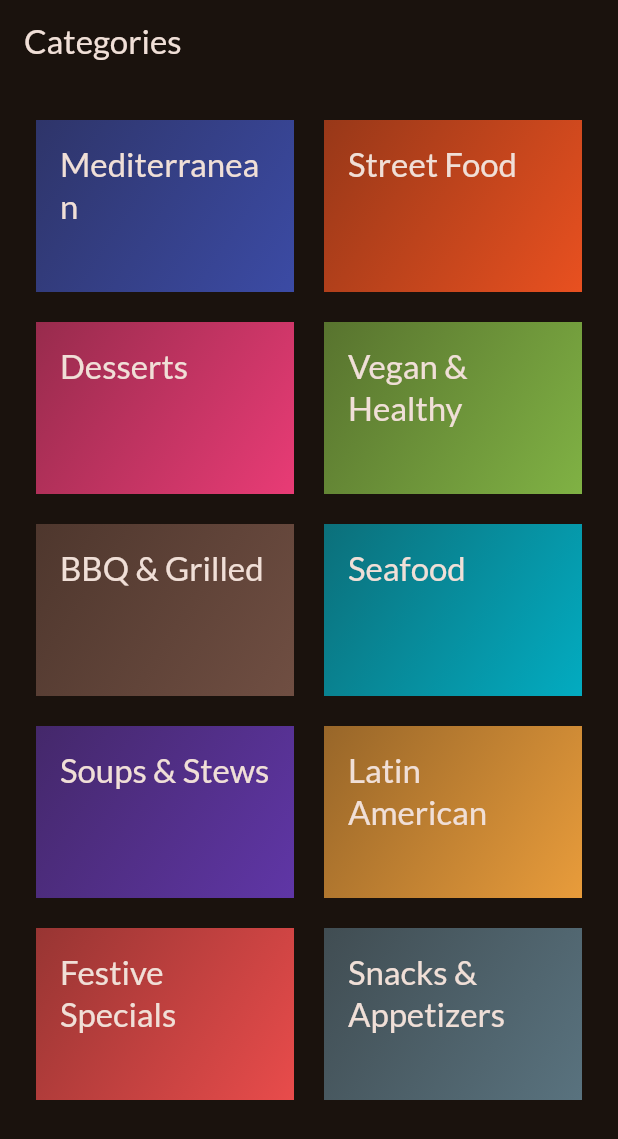
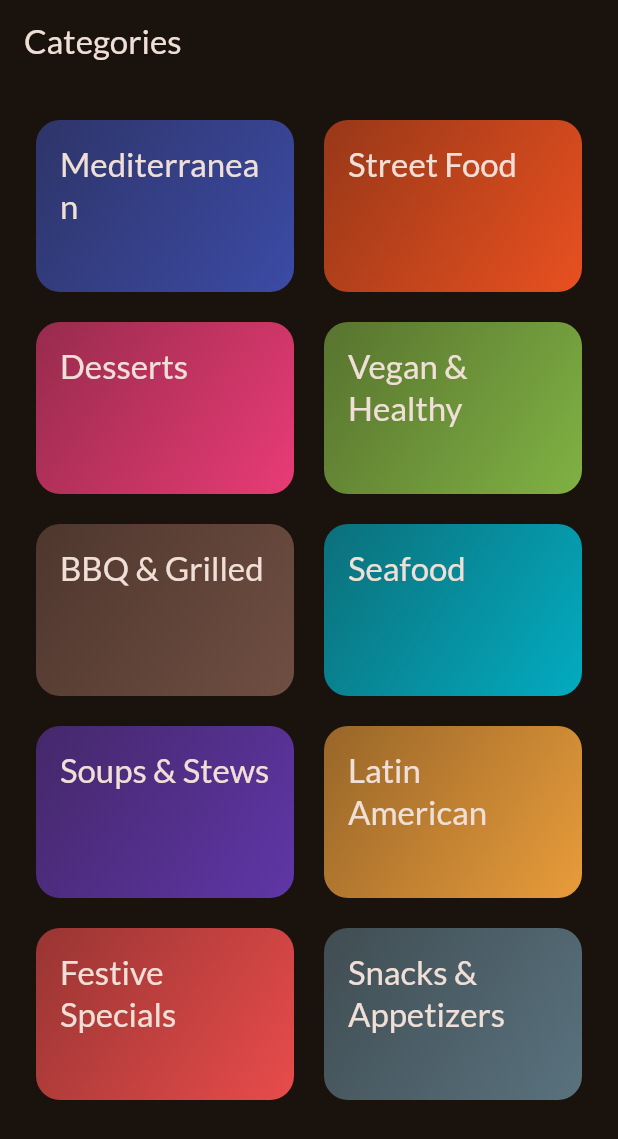
Before and after one commit to dmakarau/meals_app_flutter, a Flutter app: the screen it shows after launch, on a phone screen of 412 x 824 dp. Shown: the top 1139 px of the screen. Run offline on Flutter 3.47's test engine with Material 3 defaults, Android fonts, the phone set to English and light mode, and no system bars; our stand-ins replace google_fonts.

Commit message:
Implemented tapping gesters and animation on tap

```diff
--- a/lib/widgets/category_grid_item.dart
+++ b/lib/widgets/category_grid_item.dart
@@ -1,30 +1,53 @@
 import 'package:flutter/material.dart';
 import 'package:meals/models/category.dart';
 
+/// A grid item widget that displays a [Category] with a gradient background and styled title.
+///
+/// Used in category overview screens. Tapping the item can be handled via the [onTap] callback.
+// Constants for styling
+const double _kBorderRadius = 16.0;
+const double _kPadding = 16.0;
+const double _kGradientStartOpacity = 0.55;
+const double _kGradientEndOpacity = 0.9;
+
 class CategoryGridItem extends StatelessWidget {
-  const CategoryGridItem({super.key, required this.category});
+  /// Creates a [CategoryGridItem] for the given [category].
+  ///
+  /// The [category.title] must not be null or empty.
+  CategoryGridItem({super.key, required this.category})
+    : assert(category.title != '', 'Category title must not be null or empty.');
 
   final Category category;
 
   @override
   Widget build(BuildContext context) {
-    return Container(
-      padding: const EdgeInsets.all(  16),
+    return InkWell(
+      onTap: () {
+        // ...existing code...
+      },
+      splashColor: Theme.of(context).colorScheme.primary,
+      borderRadius: BorderRadius.circular(_kBorderRadius),
+      child: Container(
+        padding: const EdgeInsets.all(_kPadding),
         decoration: BoxDecoration(
+          borderRadius: BorderRadius.circular(_kBorderRadius),
           gradient: LinearGradient(
             colors: [
-            category.color.withValues(alpha: 0.55),
-            category.color.withValues(alpha: 0.9),
+              // Cannot be const because category.color is dynamic
+              category.color.withValues(alpha: _kGradientStartOpacity),
+              category.color.withValues(alpha: _kGradientEndOpacity),
             ],
             begin: Alignment.topLeft,
             end: Alignment.bottomRight,
           ),
         ),
-      child: Text(category.title, style: Theme.of(context).textTheme.titleLarge!.copyWith(
-        color: Theme.of(context).colorScheme.onBackground,
-      )),
+        child: Text(
+          category.title,
+          style: Theme.of(context).textTheme.titleLarge!.copyWith(
+            color: Theme.of(context).colorScheme.onSurface,
+          ),
+        ),
+      ),
     );
-
   }
-
 }
```
Lines whose indentation alone changed are shown as unchanged.
